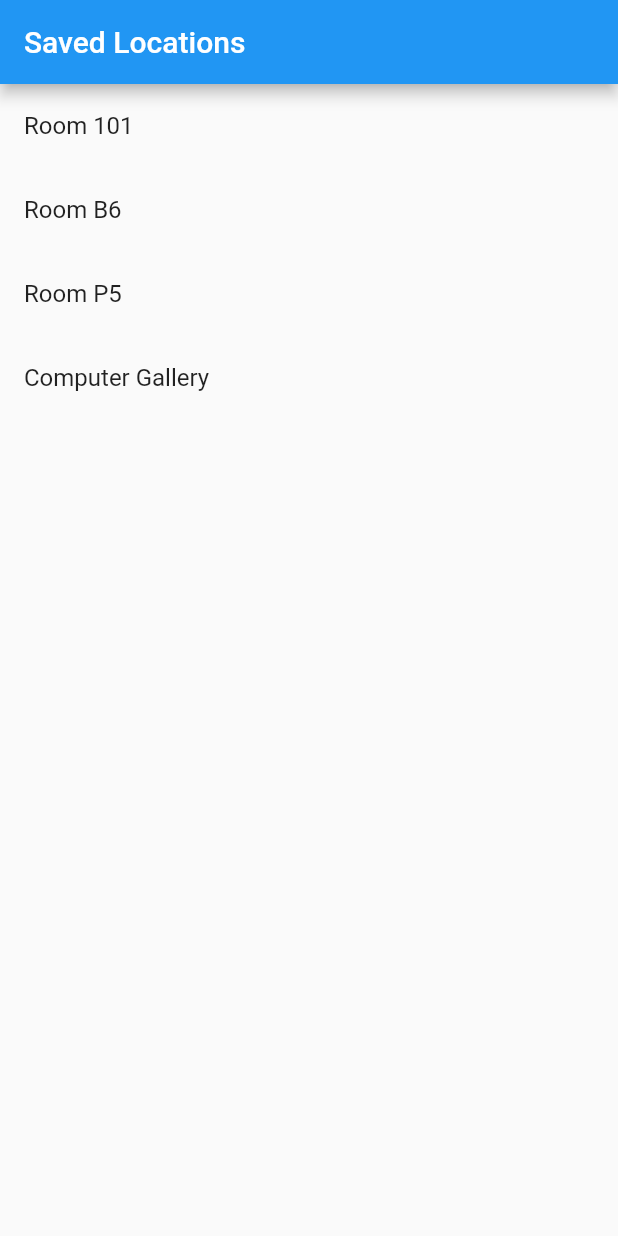
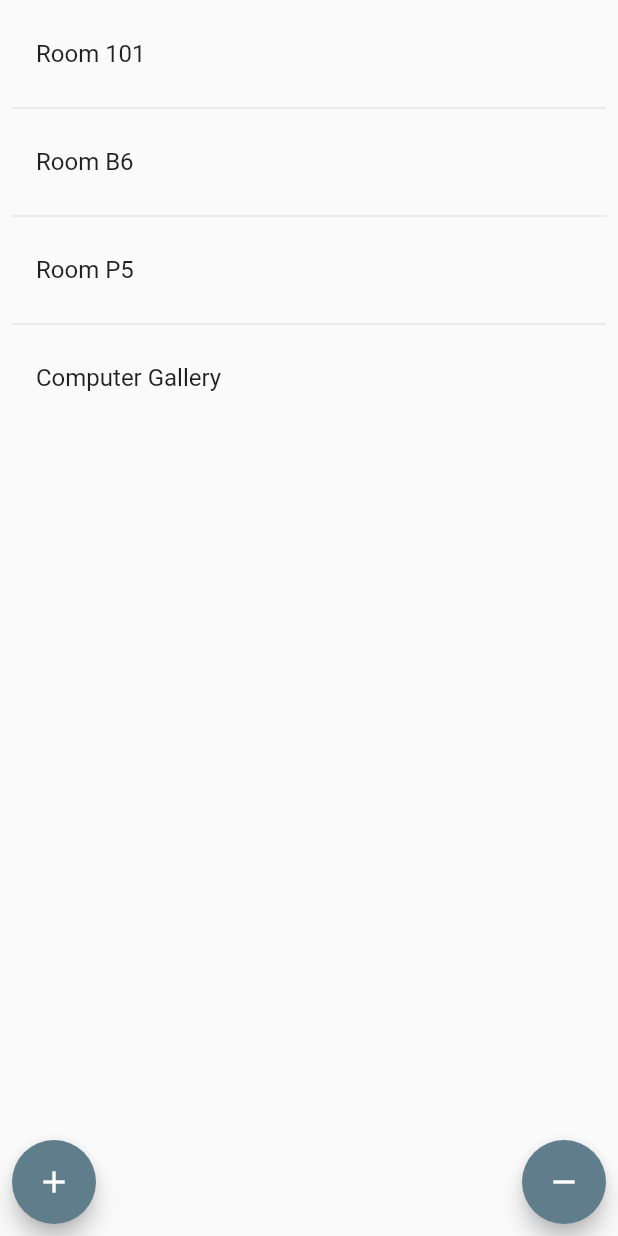
Before and after one commit to SPS-Coding-Projects-Society/Mapping-Project, a Flutter app: the screen it shows after launch, on a phone screen of 412 x 824 dp. Run offline on Flutter 3.47's test engine with Material 2 defaults, Android fonts, the phone set to English and light mode, and no system bars.

Commit message:
Added ability to add/remove from internal list

```diff
--- a/mapping_project/lib/main.dart
+++ b/mapping_project/lib/main.dart
@@ -22,7 +22,7 @@
         primarySwatch: Colors.blueGrey,
       ),
       //home: MyHomePage(title: 'Flutter Demo Home Page'),
-      home: SavedLocs(items: ["Room 101", "Room B6", "Room P5", "Computer Gallery"]),
+      home: SavedLocs(["Room 101", "Room B6", "Room P5", "Computer Gallery"]),
     );
   }
 }
--- a/mapping_project/lib/saved_locs.dart
+++ b/mapping_project/lib/saved_locs.dart
@@ -1,36 +1,125 @@
-import 'package:flutter/foundation.dart';
 import 'package:flutter/material.dart';
 
 void main() {
   runApp(SavedLocs(
-    items: ["Room 101", "Room B6", "Room P5", "Computer Gallery"], //REPLACE THIS WITH THE LIST OF LOCATIONS
+    ["Room 101", "Room B6", "Room C5", "Computer Gallery"], //REPLACE THIS WITH THE LIST OF LOCATIONS
   ));
 }
 
-class SavedLocs extends StatelessWidget {
+class SavedLocs extends StatefulWidget {
+final List<String> items;
+SavedLocs(this.items);
+
+
+
+@override
+_SavedLocsState createState() => _SavedLocsState(items);
+ }
+
+
+class _SavedLocsState extends State<SavedLocs> {
+
+
+
 final List<String> items;
 
-  SavedLocs({Key key, @required this.items}) : super(key: key);
+_SavedLocsState(this.items);
 
   @override
   Widget build(BuildContext context) {
-    final title = 'Saved Locations';
-
-    return MaterialApp(
-      title: title,
-      home: Scaffold(
-        appBar: AppBar(
-          title: Text(title),
-        ),
-        body: ListView.builder(
+return Scaffold(
+  body: Padding(
+    padding: const EdgeInsets.all(8.0),
+    child: ListView.separated(
         itemCount: items.length,
         itemBuilder: (context, index) {
           return ListTile(
-              title: Text('${items[index]}'),
+            title: Text(items[index]),
           );
+        },
+
+        separatorBuilder: (context, index){
+
+          return Divider();
   },
         ),
   ),
+
+
+
+  floatingActionButtonLocation:
+              FloatingActionButtonLocation.centerDocked,
+          floatingActionButton: Padding(
+            padding: const EdgeInsets.all(8.0),
+            child: Row(
+              mainAxisAlignment: MainAxisAlignment.spaceBetween,
+              children: <Widget>[
+                FloatingActionButton(
+                  child: Icon(Icons.add),
+                  onPressed: (){addItem();}
+                ),
+                FloatingActionButton(
+                  onPressed: (){removeItem();},
+                  child: Icon(Icons.remove),
+                )
+              ],
+            ),
+          )
+
+
   );
    }
+
+
+
+
+  void removeItem(){
+    createAlertDialog(context, false).then((onValue){
+      setState(() {
+      items.remove(onValue);
+    });
+    });
   }
+
+  void addItem(){
+    createAlertDialog(context, true).then((onValue){
+      setState(() {
+      items.add(onValue);
+    });
+    });
+
+  }
+
+  Future<String> createAlertDialog (BuildContext context, bool addorremove)
+  {
+    TextEditingController customController = TextEditingController();
+
+    String adder = "remove";
+    if(addorremove == true){
+      adder = "add";
+    }
+
+
+    return showDialog(context: context, builder: (context) {
+      return AlertDialog(
+        title: Text("Enter location to $adder:"),
+        content: TextField(
+          controller: customController,
+        ),
+        actions: <Widget>[
+          MaterialButton(
+            elevation: 5.0,
+            child: Text('Submit'),
+            onPressed: (){
+              Navigator.of(context).pop(customController.text.toString());
+
+            },
+          )
+        ],
+      );
+    });
+  }
+
+
+
+}
```
Also changed, not shown: 1 other file. Lines whose indentation alone changed are shown as unchanged.
